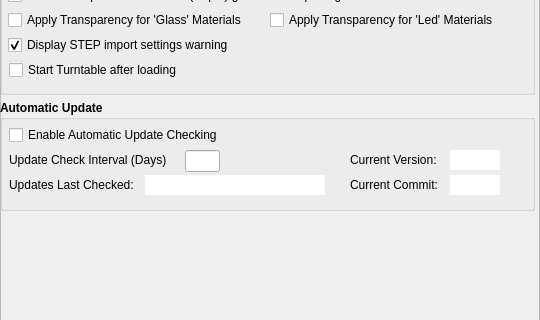
This is Resources/ui/ksu_prefs_import_export.ui in mrkensan/kicadStepUpMod as Qt 5 draws it before an edit; both pictures show x 0 to 540 and y 235 to 555 of the 540 by 815 pixel window. The edited form follows.
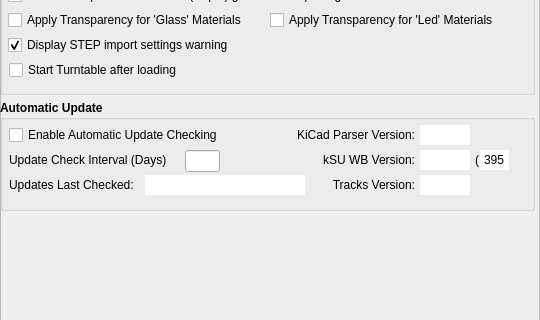
This is the edited form. Custom widgets are drawn as their Qt base class.

Commit message: 20-0613 Significant changes to both preferences panels

The edit to the form file:
```diff
--- a/Resources/ui/ksu_prefs_import_export.ui
+++ b/Resources/ui/ksu_prefs_import_export.ui
@@ -29,7 +29,7 @@
    <property name="spacing">
     <number>6</number>
    </property>
-   <item row="0" column="0">
+   <item row="1" column="0">
     <widget class="QFrame" name="frame">
      <property name="frameShape">
       <enum>QFrame::StyledPanel</enum>
@@ -648,7 +648,7 @@
         <rect>
          <x>9</x>
          <y>25</y>
-         <width>463</width>
+         <width>230</width>
          <height>20</height>
         </rect>
        </property>
@@ -729,7 +729,7 @@
         <rect>
          <x>145</x>
          <y>75</y>
-         <width>180</width>
+         <width>160</width>
          <height>20</height>
         </rect>
        </property>
@@ -810,7 +810,7 @@
       <widget class="Gui::PrefLineEdit" name="lineDisp_ksu_wb_version">
        <property name="geometry">
         <rect>
-         <x>450</x>
+         <x>420</x>
          <y>50</y>
          <width>50</width>
          <height>20</height>
@@ -854,7 +854,7 @@
       <widget class="QLabel" name="label_22">
        <property name="geometry">
         <rect>
-         <x>350</x>
+         <x>315</x>
          <y>50</y>
          <width>100</width>
          <height>20</height>
@@ -870,18 +870,87 @@
         <string>STEP export mode</string>
        </property>
        <property name="text">
-        <string>Current Version:</string>
+        <string>kSU WB Version:</string>
        </property>
        <property name="alignment">
-        <set>Qt::AlignLeading|Qt::AlignLeft|Qt::AlignVCenter</set>
+        <set>Qt::AlignRight|Qt::AlignTrailing|Qt::AlignVCenter</set>
+       </property>
+      </widget>
+      <widget class="Gui::PrefLineEdit" name="lineDisp_ksu_tracks_version">
+       <property name="geometry">
+        <rect>
+         <x>420</x>
+         <y>75</y>
+         <width>50</width>
+         <height>20</height>
+        </rect>
+       </property>
+       <property name="minimumSize">
+        <size>
+         <width>0</width>
+         <height>0</height>
+        </size>
+       </property>
+       <property name="font">
+        <font>
+         <weight>50</weight>
+         <bold>false</bold>
+        </font>
+       </property>
+       <property name="acceptDrops">
+        <bool>false</bool>
+       </property>
+       <property name="toolTip">
+        <string>Minimum drill size applied to PCB
+'0.0' -&gt; all drill sizes are loaded</string>
+       </property>
+       <property name="text">
+        <string/>
+       </property>
+       <property name="frame">
+        <bool>false</bool>
+       </property>
+       <property name="readOnly">
+        <bool>true</bool>
+       </property>
+       <property name="prefEntry" stdset="0">
+        <cstring>tracksVersion</cstring>
+       </property>
+       <property name="prefPath" stdset="0">
+        <cstring>Mod/kicadStepUp</cstring>
+       </property>
+      </widget>
+      <widget class="QLabel" name="label_25">
+       <property name="geometry">
+        <rect>
+         <x>315</x>
+         <y>75</y>
+         <width>100</width>
+         <height>20</height>
+        </rect>
+       </property>
+       <property name="font">
+        <font>
+         <weight>50</weight>
+         <bold>false</bold>
+        </font>
+       </property>
+       <property name="toolTip">
+        <string>STEP export mode</string>
+       </property>
+       <property name="text">
+        <string>Tracks Version:</string>
+       </property>
+       <property name="alignment">
+        <set>Qt::AlignRight|Qt::AlignTrailing|Qt::AlignVCenter</set>
        </property>
       </widget>
       <widget class="QLabel" name="label_24">
        <property name="geometry">
         <rect>
-         <x>350</x>
-         <y>75</y>
-         <width>100</width>
+         <x>475</x>
+         <y>50</y>
+         <width>40</width>
          <height>20</height>
         </rect>
        </property>
@@ -895,7 +964,7 @@
         <string>STEP export mode</string>
        </property>
        <property name="text">
-        <string>Current Commit:</string>
+        <string>(       )</string>
        </property>
        <property name="alignment">
         <set>Qt::AlignLeading|Qt::AlignLeft|Qt::AlignVCenter</set>
@@ -904,9 +973,9 @@
       <widget class="Gui::PrefLineEdit" name="lineDisp_mycommitsKWB">
        <property name="geometry">
         <rect>
-         <x>450</x>
-         <y>75</y>
-         <width>50</width>
+         <x>480</x>
+         <y>50</y>
+         <width>29</width>
          <height>20</height>
         </rect>
        </property>
@@ -930,11 +999,14 @@
 '0.0' -&gt; all drill sizes are loaded</string>
        </property>
        <property name="text">
-        <string/>
+        <string>395</string>
        </property>
        <property name="frame">
         <bool>false</bool>
        </property>
+       <property name="alignment">
+        <set>Qt::AlignCenter</set>
+       </property>
        <property name="readOnly">
         <bool>true</bool>
        </property>
@@ -945,6 +1017,75 @@
         <cstring>Mod/kicadStepUp</cstring>
        </property>
       </widget>
+      <widget class="QLabel" name="label_26">
+       <property name="geometry">
+        <rect>
+         <x>285</x>
+         <y>25</y>
+         <width>130</width>
+         <height>20</height>
+        </rect>
+       </property>
+       <property name="font">
+        <font>
+         <weight>50</weight>
+         <bold>false</bold>
+        </font>
+       </property>
+       <property name="toolTip">
+        <string>STEP export mode</string>
+       </property>
+       <property name="text">
+        <string>KiCad Parser Version:</string>
+       </property>
+       <property name="alignment">
+        <set>Qt::AlignRight|Qt::AlignTrailing|Qt::AlignVCenter</set>
+       </property>
+      </widget>
+      <widget class="Gui::PrefLineEdit" name="lineDisp_KiCad_Parser_Ver">
+       <property name="geometry">
+        <rect>
+         <x>420</x>
+         <y>25</y>
+         <width>50</width>
+         <height>20</height>
+        </rect>
+       </property>
+       <property name="minimumSize">
+        <size>
+         <width>0</width>
+         <height>0</height>
+        </size>
+       </property>
+       <property name="font">
+        <font>
+         <weight>50</weight>
+         <bold>false</bold>
+        </font>
+       </property>
+       <property name="acceptDrops">
+        <bool>false</bool>
+       </property>
+       <property name="toolTip">
+        <string>Minimum drill size applied to PCB
+'0.0' -&gt; all drill sizes are loaded</string>
+       </property>
+       <property name="text">
+        <string/>
+       </property>
+       <property name="frame">
+        <bool>false</bool>
+       </property>
+       <property name="readOnly">
+        <bool>true</bool>
+       </property>
+       <property name="prefEntry" stdset="0">
+        <cstring>KiCad_Parser_Ver</cstring>
+       </property>
+       <property name="prefPath" stdset="0">
+        <cstring>Mod/kicadStepUp</cstring>
+       </property>
+      </widget>
      </widget>
     </widget>
    </item>
```
Left out of the diff: 2 changed lines with no effect on the pictures. The commit also changes 1 other file.
